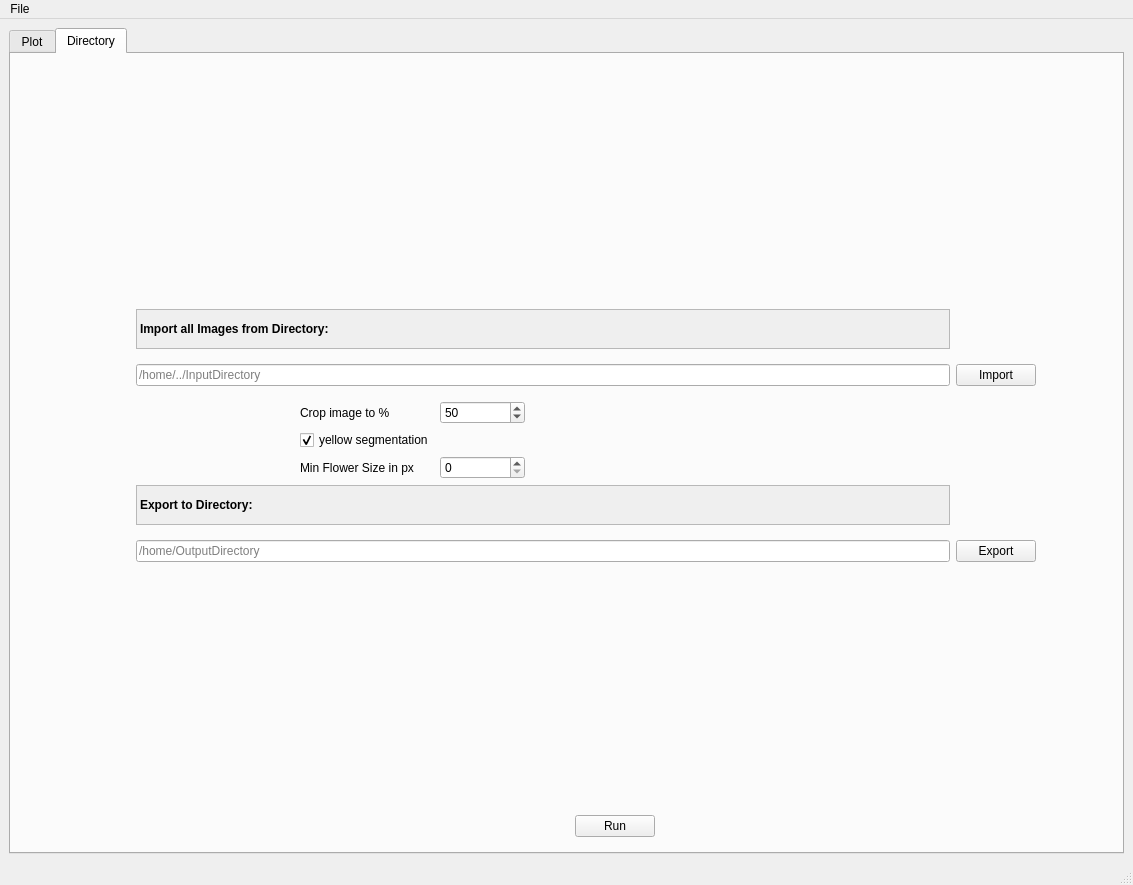
The window that gui/pyqt5backend/designerg.ui (AnnaTe/arnica) describes before a commit, drawn with Qt 5.
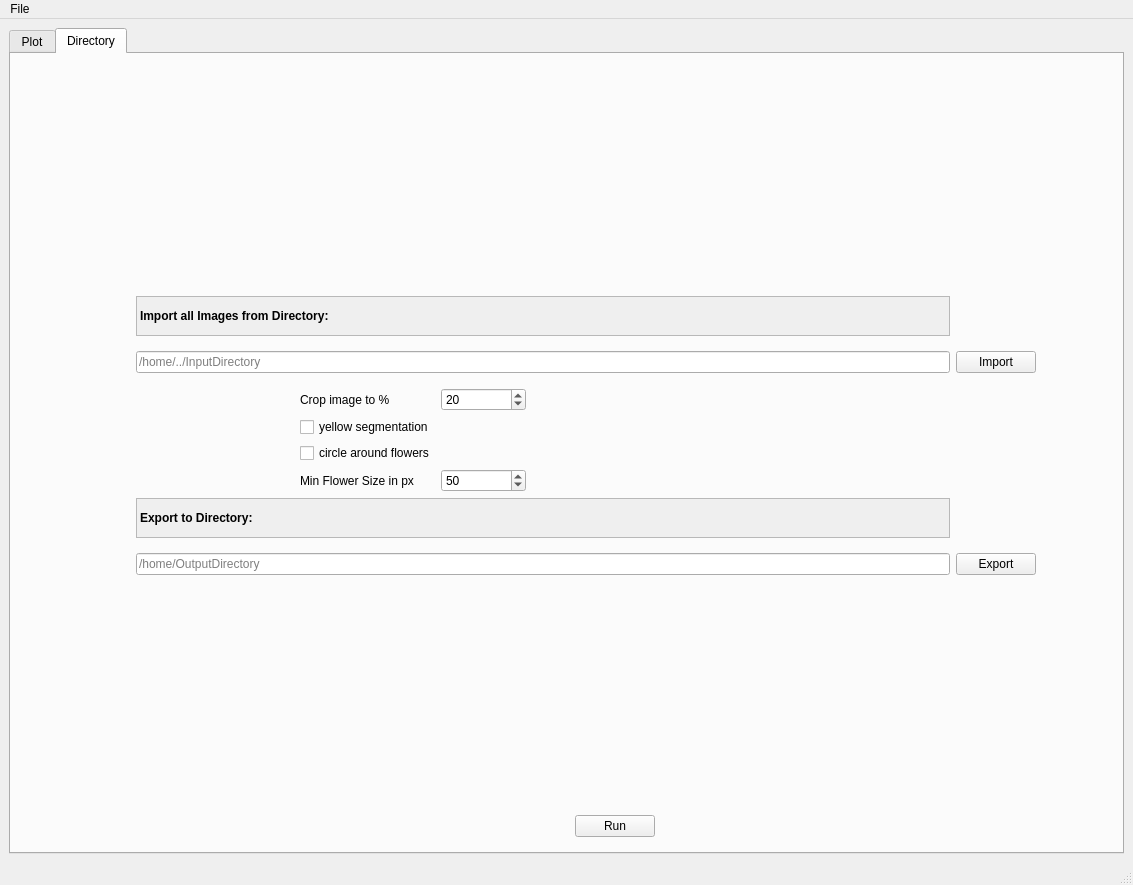
The same window after the commit. The open tabs and pages were chosen to show the change. Custom widgets are drawn as their Qt base class.

The edit to the form file:
```diff
--- a/gui/pyqt5backend/designerg.ui
+++ b/gui/pyqt5backend/designerg.ui
@@ -594,7 +594,7 @@
                 </property>
                </spacer>
               </item>
-              <item row="2" column="1">
+              <item row="3" column="1">
                <widget class="QLabel" name="label_8">
                 <property name="minimumSize">
                  <size>
@@ -619,7 +619,7 @@
                  <string>yellow segmentation</string>
                 </property>
                 <property name="checked">
-                 <bool>true</bool>
+                 <bool>false</bool>
                 </property>
                </widget>
               </item>
@@ -651,11 +651,11 @@
                  <number>10</number>
                 </property>
                 <property name="value">
-                 <number>50</number>
+                 <number>20</number>
                 </property>
                </widget>
               </item>
-              <item row="2" column="2">
+              <item row="3" column="2">
                <widget class="QSpinBox" name="sbBlobDir">
                 <property name="minimumSize">
                  <size>
@@ -679,7 +679,7 @@
                  <number>10</number>
                 </property>
                 <property name="value">
-                 <number>0</number>
+                 <number>50</number>
                 </property>
                </widget>
               </item>
@@ -699,6 +699,13 @@
                 </property>
                </spacer>
               </item>
+              <item row="2" column="1">
+               <widget class="QCheckBox" name="cbCirclesDir">
+                <property name="text">
+                 <string>circle around flowers</string>
+                </property>
+               </widget>
+              </item>
              </layout>
             </item>
            </layout>
```
Left out of the diff: 80 changed lines with no effect on the pictures.
